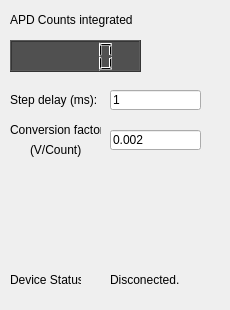
Before: the Qt Designer form nanoscanner/instruments/counter/counter_layout.ui in AllisonPessoa/nano-scanner, drawn with Qt 5.
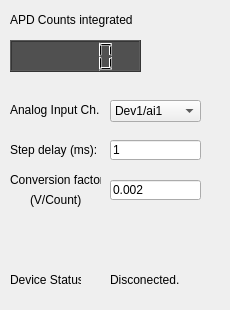
After: the same form once the commit is applied.

Commit message: create private functions to start and stop

```diff
--- a/nanoscanner/instruments/counter/counter_layout.ui
+++ b/nanoscanner/instruments/counter/counter_layout.ui
@@ -61,7 +61,7 @@
     <rect>
      <x>110</x>
      <y>270</y>
-     <width>71</width>
+     <width>111</width>
      <height>20</height>
     </rect>
    </property>
@@ -73,7 +73,7 @@
    <property name="geometry">
     <rect>
      <x>10</x>
-     <y>90</y>
+     <y>140</y>
      <width>91</width>
      <height>20</height>
     </rect>
@@ -86,7 +86,7 @@
    <property name="geometry">
     <rect>
      <x>110</x>
-     <y>90</y>
+     <y>140</y>
      <width>91</width>
      <height>20</height>
     </rect>
@@ -99,7 +99,7 @@
    <property name="geometry">
     <rect>
      <x>10</x>
-     <y>120</y>
+     <y>170</y>
      <width>91</width>
      <height>20</height>
     </rect>
@@ -112,7 +112,7 @@
    <property name="geometry">
     <rect>
      <x>30</x>
-     <y>140</y>
+     <y>190</y>
      <width>51</width>
      <height>20</height>
     </rect>
@@ -125,7 +125,7 @@
    <property name="geometry">
     <rect>
      <x>110</x>
-     <y>130</y>
+     <y>180</y>
      <width>91</width>
      <height>20</height>
     </rect>
@@ -134,6 +134,50 @@
     <string>0.002</string>
    </property>
   </widget>
+  <widget class="QLabel" name="label_24">
+   <property name="geometry">
+    <rect>
+     <x>10</x>
+     <y>100</y>
+     <width>91</width>
+     <height>20</height>
+    </rect>
+   </property>
+   <property name="text">
+    <string>Analog Input Ch.</string>
+   </property>
+  </widget>
+  <widget class="QComboBox" name="comboBox_analogChannel">
+   <property name="geometry">
+    <rect>
+     <x>110</x>
+     <y>100</y>
+     <width>91</width>
+     <height>22</height>
+    </rect>
+   </property>
+   <property name="editable">
+    <bool>false</bool>
+   </property>
+   <property name="currentIndex">
+    <number>1</number>
+   </property>
+   <item>
+    <property name="text">
+     <string>Dev1/ai0</string>
+    </property>
+   </item>
+   <item>
+    <property name="text">
+     <string>Dev1/ai1</string>
+    </property>
+   </item>
+   <item>
+    <property name="text">
+     <string>Dev1/ai2</string>
+    </property>
+   </item>
+  </widget>
  </widget>
  <resources/>
  <connections/>
```
The commit also changes 1 other file.
